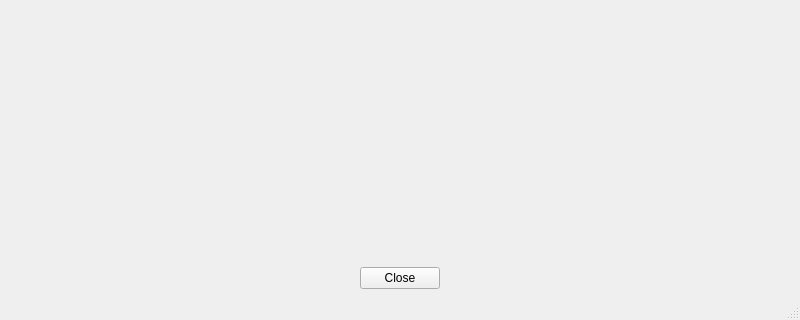
First picture: the form in Dialoge/Hauptfenster.ui, repository tuxmaster/Warntafel, before the edit; both pictures show x 0 to 800 and y 280 to 600 of the 800 by 600 pixel window.
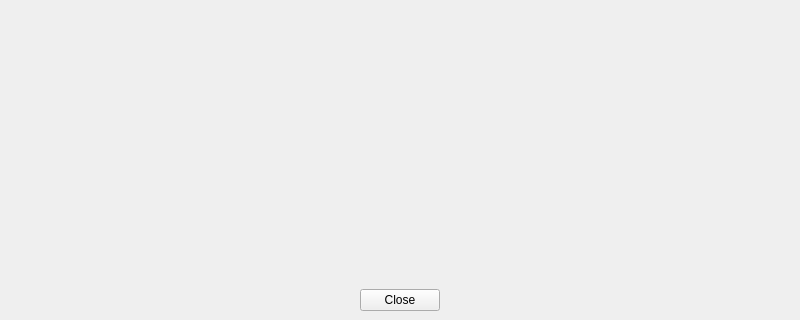
Second picture: the form after the edit. Icons and pictures are not drawn.

Patch:
```diff
--- a/Dialoge/Hauptfenster.ui
+++ b/Dialoge/Hauptfenster.ui
@@ -184,7 +184,6 @@
     </item>
    </layout>
   </widget>
-  <widget class="QStatusBar" name="statusbar"/>
  </widget>
  <resources>
   <include location="../Resourcen.qrc"/>
```
